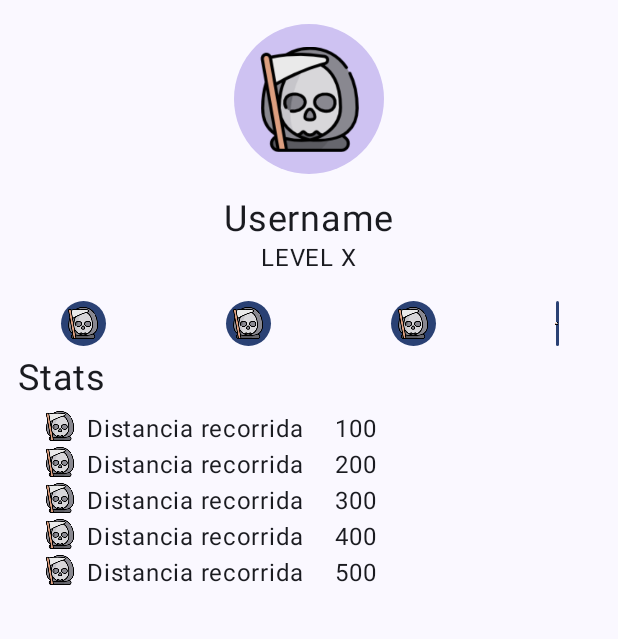
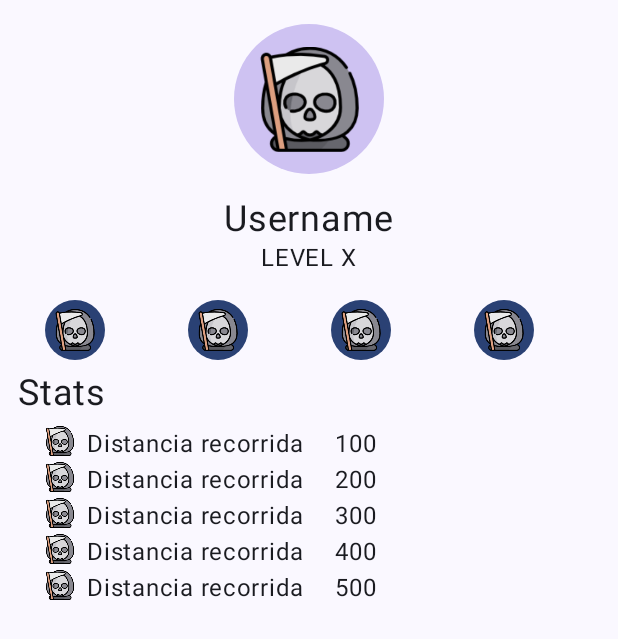
Before and after one commit to BikeJoyOrg/BikeJoyApp, an Android app built with Jetpack Compose: the home screen opened through its navigation route, on a phone screen of 412 x 824 dp. Shown: the top 639 px of the screen. Run offline under Robolectric (Android 15) with nearby library versions, the phone set to English and light mode, and no system bars; our stand-ins replace livedata-compose; network calls fail; pictures from the network do not load.

Commit message:
tamaño boton 30 -> 40

```diff
--- a/app/src/main/java/com/example/bikejoyapp/ui/ProfileScreen.kt
+++ b/app/src/main/java/com/example/bikejoyapp/ui/ProfileScreen.kt
@@ -83,12 +83,13 @@ fun ProfileScreen() {
         val level = "LEVEL X"
         Text(level, modifier = Modifier.align(Alignment.CenterHorizontally))
 
+        val size = 40.dp
         Row() {
             for (i in 1..4) {
                 Box(
                     modifier = Modifier
-                        .padding(start = 40.dp, end = 40.dp, top = 16.dp)
-                        .size(30.dp)
+                        .padding(start = 30.dp, end = 25.dp, top = 16.dp)
+                        .size(size)
                 ) {
                     Button(onClick = {}) {
 
@@ -97,7 +98,7 @@ fun ProfileScreen() {
                         painter = painterResource(id = R.drawable.avatar_death),
                         contentDescription = "Profile picture",
                         modifier = Modifier
-                            .size(21.dp)
+                            .size(size.times(0.7f))
                             .align(Alignment.Center) // Esto hace que la imagen sea redonda
                     )
                 }
```
